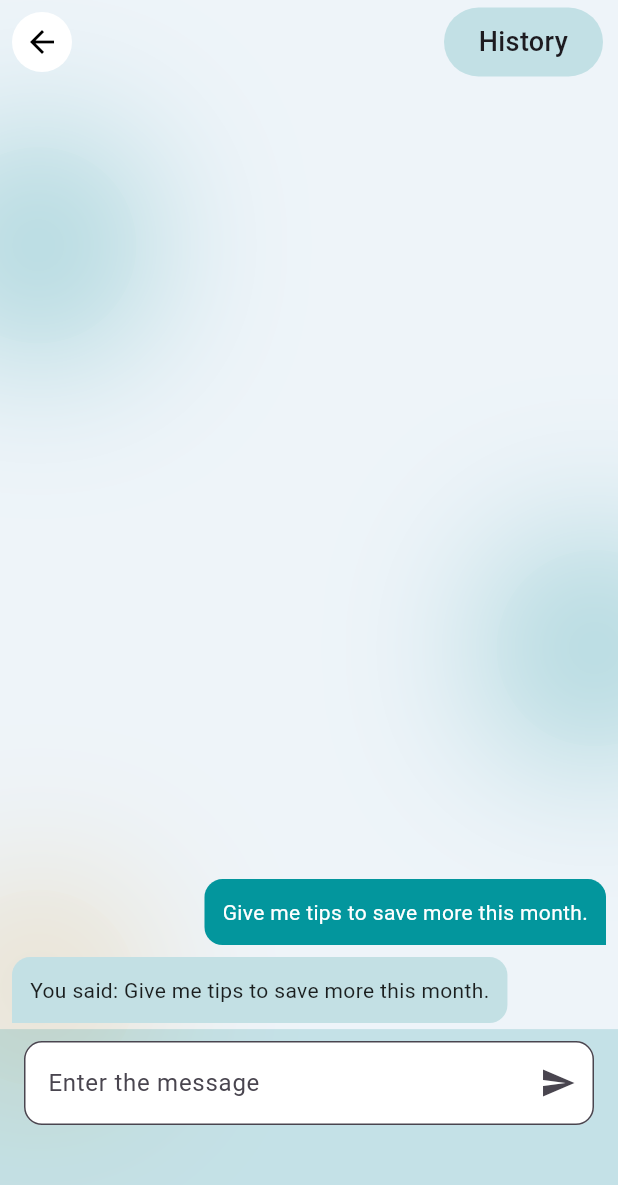
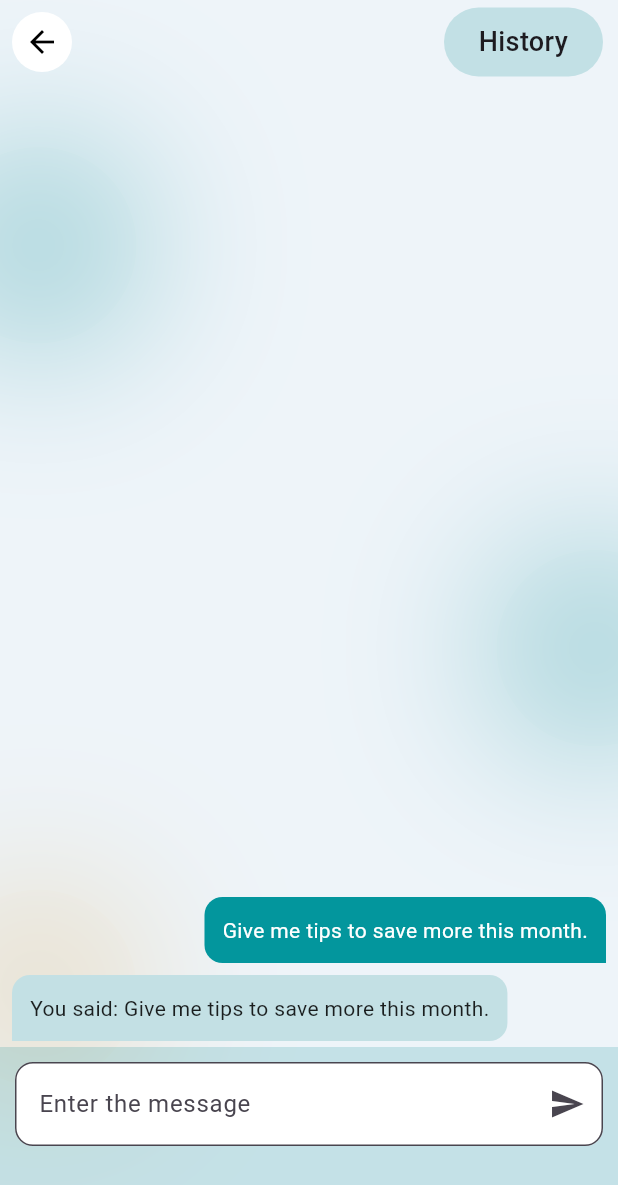
Before and after one commit to Arjun256900/ekonomi_new, a Flutter app: the Chatbot screen opened directly, after a tap on "Give me tips to save more this month.", on a phone screen of 412 x 824 dp. Shown: the top 1185 px of the screen. Run offline on Flutter 3.47's test engine with Material 3 defaults, Android fonts, the phone set to English and light mode, and no system bars; our stand-ins replace camera, dotted_border, file_picker, fl_chart, flutter_bloc, image_picker and 1 more; accounts and stored records are empty.

Commit message:
kandiah:added chatbot navigation

```diff
--- a/lib/screens/chatbot_screen.dart
+++ b/lib/screens/chatbot_screen.dart
@@ -42,6 +42,7 @@ class Chatbot extends StatelessWidget {
                 ],
               ),
               body: const ChatConvo(),
+              bottomNavigationBar: const ChatInputBar(),
             ),
           ),
         ),
@@ -58,10 +59,9 @@ class ChatConvo extends StatefulWidget {
 }
 
 class _ChatConvoState extends State<ChatConvo> {
-  final TextEditingController _controller = TextEditingController();
   final ScrollController _scrollController = ScrollController();
+  List<Map<String, String>> messages = [];
 
-  List<Map<String, String>> messages = [];
   final List<String> suggestions = [
     "Give me tips to save more this month.",
     "What goal is closest to completion?",
@@ -72,12 +72,8 @@ class _ChatConvoState extends State<ChatConvo> {
     if (text.trim().isEmpty) return;
 
     setState(() {
-      messages.insert(0, {
-        "user": text,
-      }); // insert at top since list is reversed
+      messages.insert(0, {"user": text});
     });
-
-    _controller.clear();
 
     // Simulated bot reply
     Future.delayed(const Duration(milliseconds: 500), () {
@@ -129,35 +125,27 @@ class _ChatConvoState extends State<ChatConvo> {
 
   @override
   Widget build(BuildContext context) {
-    return Column(
-      children: [
-        Expanded(
-          child: messages.isEmpty
+    return messages.isEmpty
         ? Padding(
-                  padding: const EdgeInsets.only(bottom: 10.0),
+            padding: const EdgeInsets.all(16.0),
             child: Column(
+              mainAxisAlignment: MainAxisAlignment.end,
               crossAxisAlignment: CrossAxisAlignment.start,
-                    mainAxisAlignment: MainAxisAlignment.end,
-                    spacing: 8,
               children: suggestions.map((s) {
                 return GestureDetector(
                   onTap: () => _addMessage(s),
                   child: Container(
+                    margin: const EdgeInsets.symmetric(vertical: 6),
                     decoration: BoxDecoration(
-                            color: Colors.transparent,
                       border: Border.all(
-                              color: Color.fromRGBO(6, 139, 147, 0.25),
-                              strokeAlign: 1,
+                        color: const Color.fromRGBO(6, 139, 147, 0.25),
                       ),
                       borderRadius: BorderRadius.circular(11),
                     ),
-                          child: Padding(
-                            padding: EdgeInsets.all(15.0),
+                    padding: const EdgeInsets.all(15),
                     child: Text(
                       s,
-                              style: TextStyle(fontWeight: FontWeight.w500),
-                              textAlign: TextAlign.center,
-                            ),
+                      style: const TextStyle(fontWeight: FontWeight.w500),
                     ),
                   ),
                 );
@@ -171,15 +159,35 @@ class _ChatConvoState extends State<ChatConvo> {
             itemBuilder: (context, index) {
               return _buildMessageBubble(messages[index]);
             },
-                ),
-        ),
-        Container(
+          );
+  }
+}
+
+class ChatInputBar extends StatefulWidget {
+  const ChatInputBar({super.key});
+
+  @override
+  State<ChatInputBar> createState() => _ChatInputBarState();
+}
+
+class _ChatInputBarState extends State<ChatInputBar> {
+  final TextEditingController _controller = TextEditingController();
+
+  void _sendMessage() {
+    final text = _controller.text.trim();
+    if (text.isNotEmpty) {
+      // Use Navigator to access ChatConvo state or pass callback via constructor
+      // For now just print
+      print("Message sent: $text");
+      _controller.clear();
+    }
+  }
+
+  @override
+  Widget build(BuildContext context) {
+    return Container(
       color: const Color.fromRGBO(6, 139, 147, 0.18),
-          padding: const EdgeInsets.symmetric(horizontal: 16, vertical: 8),
-          child: Padding(
-            padding: EdgeInsets.only(
-              bottom: MediaQuery.of(context).size.height * 0.08,
-            ),
+      padding: const EdgeInsets.only(bottom: 60, left: 10, right: 10, top: 10),
       child: Row(
         children: [
           Expanded(
@@ -195,22 +203,13 @@ class _ChatConvoState extends State<ChatConvo> {
                 ),
                 suffixIcon: IconButton(
                   icon: const Icon(Icons.send),
-                        onPressed: () {
-                          final text = _controller.text.trim();
-                          if (text.isNotEmpty) {
-                            _addMessage(text);
-                            _controller.clear();
-                          }
-                        },
+                  onPressed: _sendMessage,
                 ),
               ),
             ),
           ),
         ],
       ),
-          ),
-        ),
-      ],
     );
   }
 }
--- a/lib/screens/onboarding_screen.dart
+++ b/lib/screens/onboarding_screen.dart
@@ -36,7 +36,7 @@ class OnboardingScreen extends StatelessWidget {
                                 flex: 3,
                                 child: Image.asset(
                                   page.imagePath,
-                                  fit: BoxFit.contain,
+                                  fit: BoxFit.scaleDown,
                                 ),
                               ),
                               Padding(
```
Also changed, not shown: lib/screens/home_screen.dart (+25 -10 lines). Lines whose indentation alone changed are shown as unchanged.
